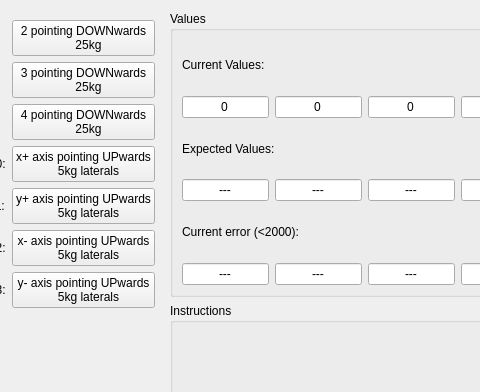
Qt form src/tools/FirmwareUpdater/straincalibgui.ui (robotology/icub-main) before a commit; both pictures show x 269 to 749 and y 0 to 392 of the 1025 by 628 pixel window.
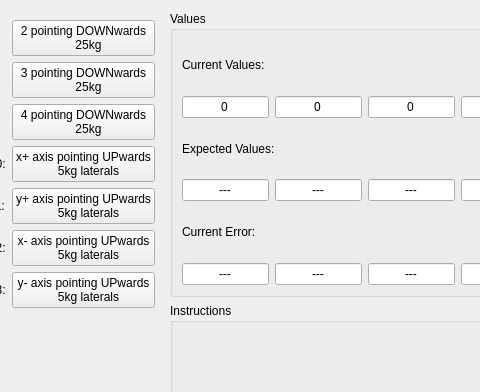
The same form after that commit.

Diff of the .ui file:
```diff
--- a/src/tools/FirmwareUpdater/straincalibgui.ui
+++ b/src/tools/FirmwareUpdater/straincalibgui.ui
@@ -645,7 +645,7 @@
               <item>
                <widget class="QLabel" name="label_16">
                 <property name="text">
-                 <string>Current error (&lt;2000):</string>
+                 <string>Current Error:</string>
                 </property>
                </widget>
               </item>
```
Left out of the diff: 27 changed lines with no effect on the pictures.
